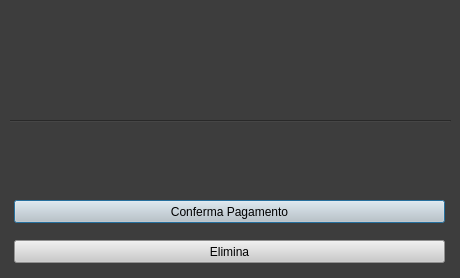
Before: the Qt Designer form vistaveicoloDipendente.ui in riccardomalpiedi/parcheggio, drawn with Qt 5.
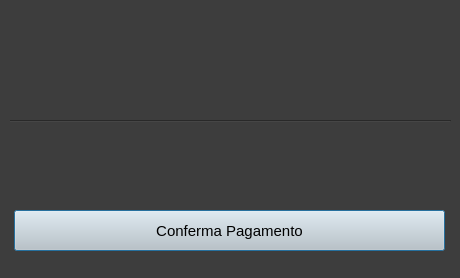
After: the same form once the commit is applied.

The edit to the form file:
```diff
--- a/vistaveicoloDipendente.ui
+++ b/vistaveicoloDipendente.ui
@@ -65,11 +65,18 @@
    <property name="geometry">
     <rect>
      <x>14</x>
-     <y>200</y>
+     <y>210</y>
      <width>431</width>
-     <height>23</height>
+     <height>41</height>
     </rect>
    </property>
+   <property name="font">
+    <font>
+     <pointsize>11</pointsize>
+     <weight>50</weight>
+     <bold>false</bold>
+    </font>
+   </property>
    <property name="cursor">
     <cursorShape>PointingHandCursor</cursorShape>
    </property>
@@ -80,25 +87,6 @@
     <string>Conferma Pagamento</string>
    </property>
   </widget>
-  <widget class="QPushButton" name="elimina_button">
-   <property name="geometry">
-    <rect>
-     <x>14</x>
-     <y>240</y>
-     <width>431</width>
-     <height>23</height>
-    </rect>
-   </property>
-   <property name="cursor">
-    <cursorShape>PointingHandCursor</cursorShape>
-   </property>
-   <property name="styleSheet">
-    <string notr="true">background-color: rgb(202, 202, 202);</string>
-   </property>
-   <property name="text">
-    <string>Elimina</string>
-   </property>
-  </widget>
  </widget>
  <resources/>
  <connections/>
```
